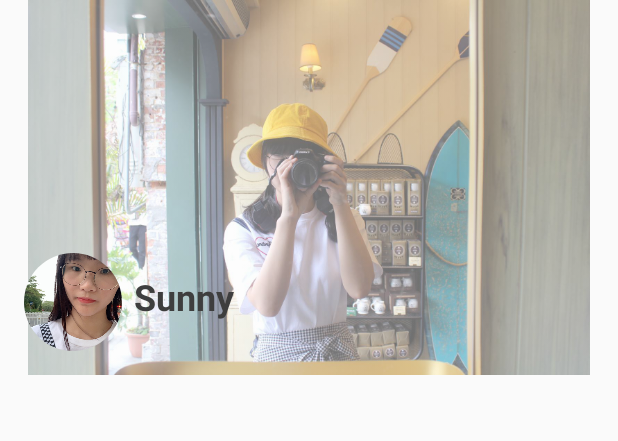
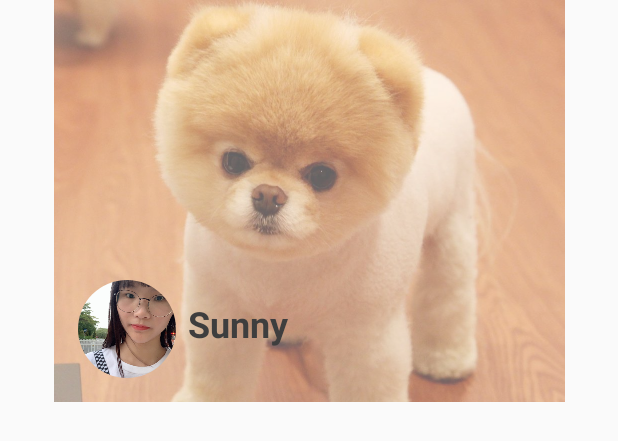
Before and after one commit to Longxiongzaizhe/MyPlayer, an Android app: the layout navigation_head_layout.xml on its own in the app's theme, with its tools: preview values and no code run, on a phone screen of 412 x 824 dp. Shown: the top 441 px of the screen. Run offline under Robolectric (Android 15) with nearby library versions, the phone set to English and light mode, and no system bars.

Commit message:
1、适配Android7.0 2、修改用户名称

```diff
--- a/app/src/main/AndroidManifest.xml
+++ b/app/src/main/AndroidManifest.xml
@@ -18,14 +18,14 @@
         <activity android:name=".View.navSetting.UserSettingActivity"></activity>
         <activity android:name=".Config.BaseActivity" />
         <activity android:name=".TestPackage.TestActivity">
+
+        </activity>
+        <activity android:name=".View.MainActivity">
             <intent-filter>
                 <action android:name="android.intent.action.MAIN" />
 
                 <category android:name="android.intent.category.LAUNCHER" />
             </intent-filter>
-        </activity>
-        <activity android:name=".View.MainActivity">
-
         </activity>
 
         <provider
--- a/app/src/main/java/wj/com/myplayer/Constant/SPConstant.java
+++ b/app/src/main/java/wj/com/myplayer/Constant/SPConstant.java
@@ -8,6 +8,7 @@ public class SPConstant {
 
     public  static String USER_ICON_PATH = "";
     public  static String USER_BG_PATH = "";
+    public  static String USER_NAME = "user_name";
 
 
 
--- a/app/src/main/java/wj/com/myplayer/Utils/FileUtils.java
+++ b/app/src/main/java/wj/com/myplayer/Utils/FileUtils.java
@@ -109,6 +109,7 @@ public class FileUtils {
         try {
             FileOutputStream fos = new FileOutputStream(file);
             bitmap.compress(Bitmap.CompressFormat.JPEG,100,fos);
+            fos.flush();
             fos.close();
         } catch (IOException e) {
             e.printStackTrace();
--- a/app/src/main/java/wj/com/myplayer/Utils/PhotoUtils.java
+++ b/app/src/main/java/wj/com/myplayer/Utils/PhotoUtils.java
@@ -80,8 +80,9 @@ public class PhotoUtils {
         //将剪切的图片保存到目标Uri中
         intent.putExtra(MediaStore.EXTRA_OUTPUT, desUri);
         intent.putExtra("return-data", false);
-        intent.putExtra("outputFormat", Bitmap.CompressFormat.JPEG.toString());
+        intent.putExtra("outputFormat", Bitmap.CompressFormat.PNG.toString());
         intent.putExtra("noFaceDetection", true);
+        intent.putExtra("scaleUpIfNeeded", true);//去除黑边
         activity.startActivityForResult(intent, requestCode);
     }
 
--- a/app/src/main/res/layout/navigation_head_layout.xml
+++ b/app/src/main/res/layout/navigation_head_layout.xml
@@ -4,7 +4,7 @@
     xmlns:app="http://schemas.android.com/apk/res-auto"
     xmlns:tools="http://schemas.android.com/tools"
     android:layout_width="match_parent"
-    android:layout_height="250dp">
+    android:layout_height="wrap_content">
 
     <ImageView
         android:id="@+id/head_bg_iv"
@@ -13,7 +13,7 @@
         android:adjustViewBounds="true"
         android:alpha="0.6"
         android:scaleType="fitCenter"
-        android:src="@drawable/bg_nav_view"
+        android:src="@drawable/icon_dog"
         app:layout_constraintEnd_toEndOf="parent"
         app:layout_constraintStart_toStartOf="parent"
         app:layout_constraintTop_toTopOf="parent" />
@@ -26,8 +26,8 @@
         android:layout_marginStart="@dimen/base_margin_size"
         android:layout_marginBottom="@dimen/base_margin_size"
         android:src="@drawable/icon_pig"
-        app:layout_constraintBottom_toBottomOf="parent"
-        app:layout_constraintStart_toStartOf="parent" />
+        app:layout_constraintBottom_toBottomOf="@+id/head_bg_iv"
+        app:layout_constraintStart_toStartOf="@+id/head_bg_iv" />
 
     <TextView
         android:id="@+id/head_user_name_tv"
```
Also changed, not shown: app/src/main/java/wj/com/myplayer/View/MainActivity.java (+15 -1 lines), app/src/main/java/wj/com/myplayer/View/navSetting/UserSettingActivity.java (+41 -10 lines).
